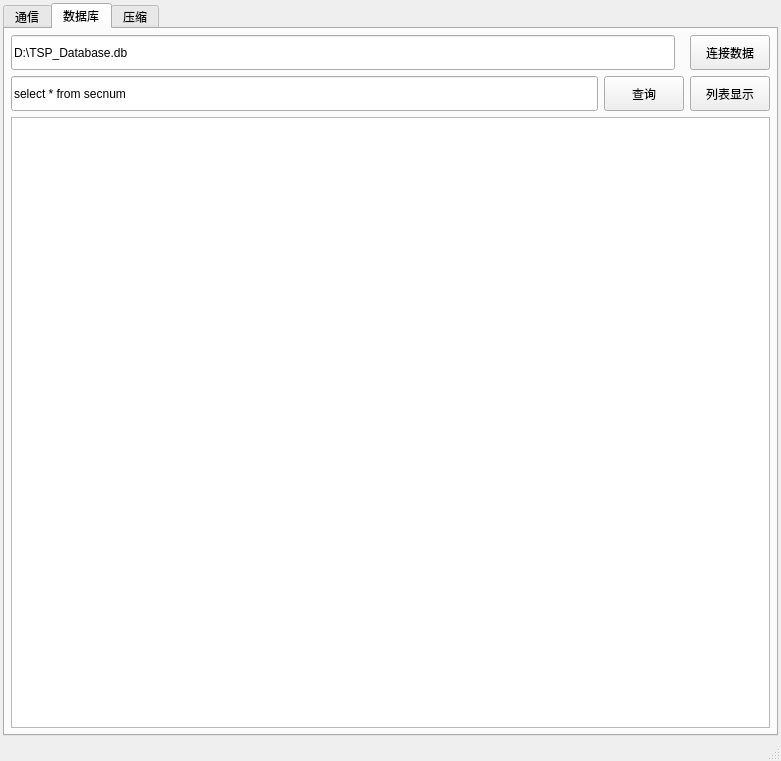
Before: the Qt Designer form src/ProjectGlory/ui/mainwindow.ui in cxy510/VscodeQt, drawn with Qt 5.
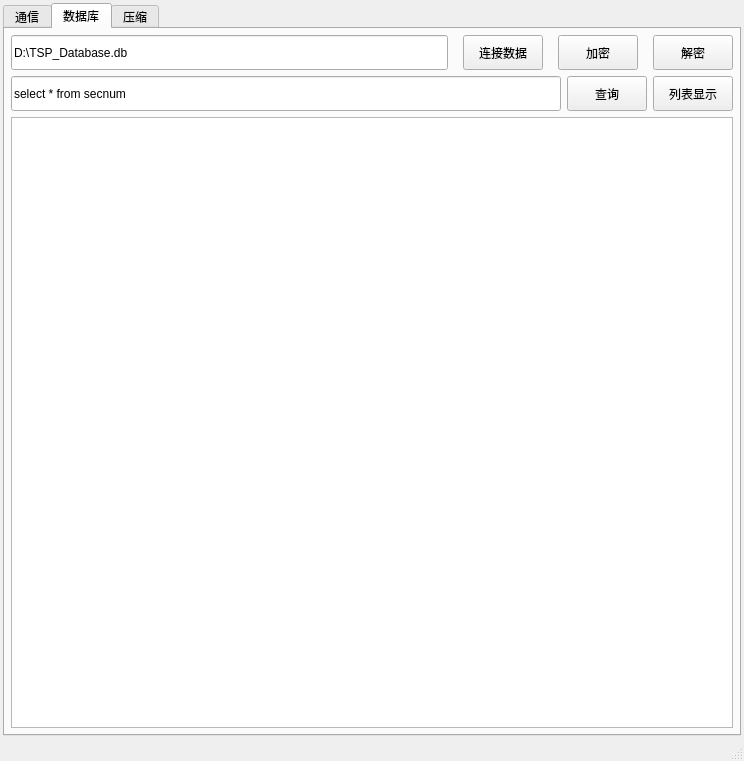
After: the same form once the commit is applied. The open tabs and pages were chosen to show the change.

Commit message: 实现加密解密功能

The edit to the form file:
```diff
--- a/src/ProjectGlory/ui/mainwindow.ui
+++ b/src/ProjectGlory/ui/mainwindow.ui
@@ -6,7 +6,7 @@
    <rect>
     <x>0</x>
     <y>0</y>
-    <width>781</width>
+    <width>744</width>
     <height>761</height>
    </rect>
   </property>
@@ -234,6 +234,44 @@
             </property>
            </widget>
           </item>
+          <item>
+           <widget class="QPushButton" name="btn_encrypt">
+            <property name="sizePolicy">
+             <sizepolicy hsizetype="Minimum" vsizetype="Minimum">
+              <horstretch>0</horstretch>
+              <verstretch>0</verstretch>
+             </sizepolicy>
+            </property>
+            <property name="minimumSize">
+             <size>
+              <width>0</width>
+              <height>35</height>
+             </size>
+            </property>
+            <property name="text">
+             <string>加密</string>
+            </property>
+           </widget>
+          </item>
+          <item>
+           <widget class="QPushButton" name="btn_decrypt">
+            <property name="sizePolicy">
+             <sizepolicy hsizetype="Minimum" vsizetype="Minimum">
+              <horstretch>0</horstretch>
+              <verstretch>0</verstretch>
+             </sizepolicy>
+            </property>
+            <property name="minimumSize">
+             <size>
+              <width>0</width>
+              <height>35</height>
+             </size>
+            </property>
+            <property name="text">
+             <string>解密</string>
+            </property>
+           </widget>
+          </item>
          </layout>
         </item>
         <item row="1" column="0">
```
Left out of the diff: 10 changed lines with no effect on the pictures. The commit also changes 2 other files.
